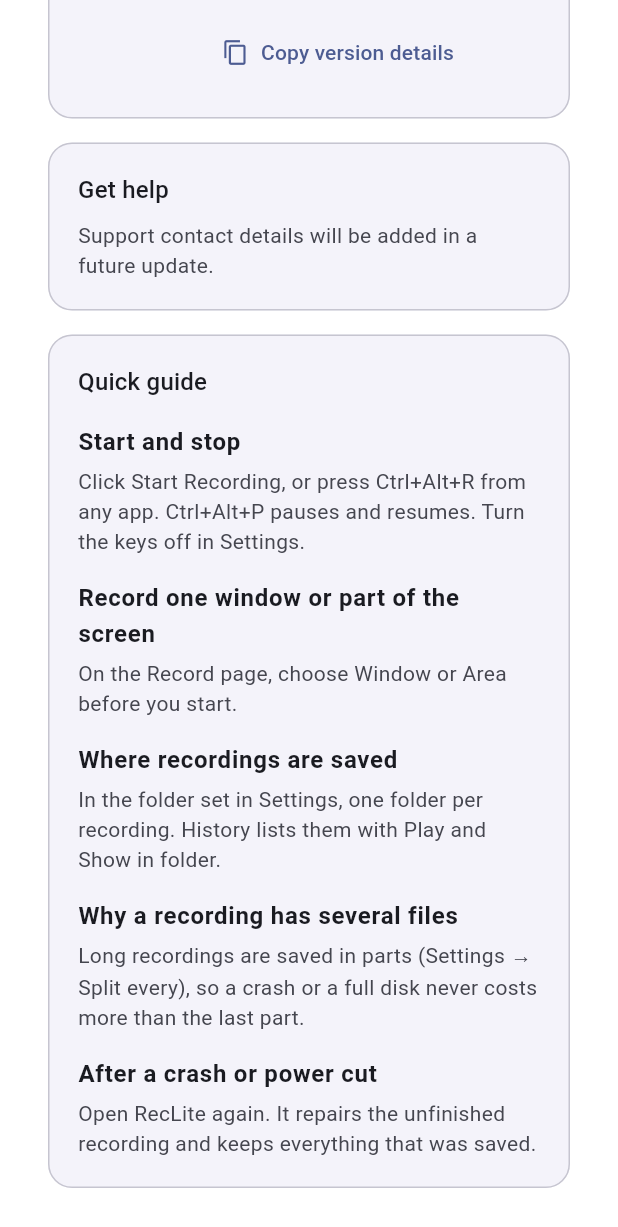
After one commit to manishsubah/sc_recod_dk, a Flutter app: the HelpPage screen opened directly, scrolled down 257 dp, after a tap on "Copy version details", on a phone screen of 412 x 824 dp. The commit adds this screen. Shown: the top 1227 px of the screen. Run offline on Flutter 3.47's test engine with Material 3 defaults, Android fonts, the phone set to English and light mode, and no system bars; our stand-ins replace equatable, flutter_bloc, get_it, shared_preferences; missing offline and left inert: file_selector; accounts and stored records are empty.

Commit message:
Help section with About, licenses and quick guide

```diff
--- a/lib/app/router/app_shell.dart
+++ b/lib/app/router/app_shell.dart
@@ -7,6 +7,8 @@ import 'package:reclite/app/di.dart';
 import 'package:reclite/app/theme/app_tokens.dart';
 import 'package:reclite/features/desktop/domain/entities/tray.dart';
 import 'package:reclite/features/desktop/presentation/bloc/window_mode_cubit.dart';
+import 'package:reclite/features/help/presentation/bloc/help_cubit.dart';
+import 'package:reclite/features/help/presentation/pages/help_page.dart';
 import 'package:reclite/features/history/presentation/bloc/history_cubit.dart';
 import 'package:reclite/features/history/presentation/pages/history_page.dart';
 import 'package:reclite/features/recording/presentation/bloc/audio_cubit.dart';
@@ -31,7 +33,8 @@ enum AppSection {
     Icons.radio_button_checked,
   ),
   history('History', Icons.video_library_outlined, Icons.video_library),
-  settings('Settings', Icons.settings_outlined, Icons.settings);
+  settings('Settings', Icons.settings_outlined, Icons.settings),
+  help('Help', Icons.help_outline, Icons.help);
 
   const AppSection(this.label, this.icon, this.selectedIcon);
 
@@ -72,6 +75,7 @@ class _AppShellState extends State<AppShell> {
         BlocProvider<HistoryCubit>(
           create: (_) => getIt<HistoryCubit>()..load(),
         ),
+        BlocProvider<HelpCubit>(create: (_) => getIt<HelpCubit>()),
         BlocProvider<WindowModeCubit>(
           create: (_) =>
               getIt<WindowModeCubit>()..showTrayStatus(TrayStatus.idle),
@@ -134,6 +138,7 @@ class _AppShellState extends State<AppShell> {
               AppSection.settings => const SettingsPage(
                 extraSections: [ShortcutsCard()],
               ),
+              AppSection.help => const HelpPage(),
             },
           ),
         ],
--- a/lib/app/theme/app_tokens.dart
+++ b/lib/app/theme/app_tokens.dart
@@ -24,6 +24,7 @@ abstract final class AppSize {
   static const double iconDisplay = 48;
 
   static const double logo = 40;
+  static const double aboutIcon = 64;
 
   static const double recordDot = 12;
   static const double meterHeight = 6;
--- /dev/null
+++ b/lib/core/constants/app_info.dart
@@ -0,0 +1,21 @@
+/// Product details shown in Help → About. `version` and `build` must match
+/// pubspec.yaml (a test checks this).
+abstract final class AppInfo {
+  static const String name = 'RecLite';
+  static const String version = '0.1.0';
+  static const int build = 1;
+
+  static const String copyrightHolder = 'RecLite';
+  static const int copyrightYear = 2026;
+
+  static String get copyright =>
+      '© $copyrightYear $copyrightHolder. All rights reserved.';
+
+  /// Fill in to show "Email support" in Help; empty hides it.
+  static const String supportEmail = '';
+
+  /// Fill in (https://…) to show "Visit website" in Help; empty hides it.
+  static const String website = '';
+
+  static const String iconAsset = 'assets/reclite_icon.png';
+}
--- a/lib/core/errors/failures.dart
+++ b/lib/core/errors/failures.dart
@@ -40,6 +40,7 @@ sealed class Failure extends Equatable implements Exception {
           'Recording is not available on this system yet.',
         ),
         'capture_failed' => EngineFailure('Screen capture failed${_detail(e)}'),
+        'invalid_url' => const EngineFailure('This link cannot be opened.'),
         'open_failed' => const StorageFailure(
           'No app on this computer can play this file.',
         ),
--- /dev/null
+++ b/lib/features/help/data/repositories/links_repository_impl.dart
@@ -0,0 +1,33 @@
+import 'dart:io';
+
+import 'package:flutter/services.dart';
+import 'package:reclite/core/errors/failures.dart';
+import 'package:reclite/features/help/domain/repositories/links_repository.dart';
+import 'package:reclite_engine/reclite_engine.dart';
+
+class LinksRepositoryImpl implements LinksRepository {
+  LinksRepositoryImpl(this._engine);
+
+  final RecliteEngine _engine;
+
+  @override
+  Future<void> open(Uri link) async {
+    try {
+      await _engine.openUrl(link.toString());
+    } on PlatformException catch (e) {
+      throw Failure.fromPlatformException(e);
+    }
+  }
+
+  @override
+  String get systemDescription {
+    final os = Platform.isWindows
+        ? 'Windows'
+        : Platform.isMacOS
+        ? 'macOS'
+        : Platform.operatingSystem;
+    final version = Platform.operatingSystemVersion;
+    // "Windows 10 Home" style strings already name the OS.
+    return version.contains(os) ? version : '$os $version';
+  }
+}
--- /dev/null
+++ b/lib/features/help/domain/repositories/links_repository.dart
@@ -0,0 +1,8 @@
+/// Implementations throw a `Failure` (see `core/errors/failures.dart`).
+abstract interface class LinksRepository {
+  /// Opens an https:, http: or mailto: link with the default app.
+  Future<void> open(Uri link);
+
+  /// e.g. "Windows 10.0.26200", for support emails.
+  String get systemDescription;
+}
--- /dev/null
+++ b/lib/features/help/presentation/bloc/help_cubit.dart
@@ -0,0 +1,46 @@
+import 'package:equatable/equatable.dart';
+import 'package:flutter_bloc/flutter_bloc.dart';
+
+import 'package:reclite/core/constants/app_info.dart';
+import 'package:reclite/core/errors/failures.dart';
+import 'package:reclite/features/help/domain/repositories/links_repository.dart';
+
+part 'help_state.dart';
+
+class HelpCubit extends Cubit<HelpState> {
+  HelpCubit(this._links) : super(const HelpState());
+
+  final LinksRepository _links;
+
+  /// "RecLite 0.1.0 (build 1) · Windows 10.0.26200", for support requests.
+  String get versionDetails =>
+      '${AppInfo.name} ${AppInfo.version} (build ${AppInfo.build}) · '
+      '${_links.systemDescription}';
+
+  Future<void> emailSupport() => _open(
+    Uri(
+      scheme: 'mailto',
+      path: AppInfo.supportEmail,
+      query: _query({
+        'subject': '${AppInfo.name} help',
+        'body': '\n\n---\n$versionDetails',
+      }),
+    ),
+  );
+
+  Future<void> openWebsite() => _open(Uri.parse(AppInfo.website));
+
+  Future<void> _open(Uri link) async {
+    try {
+      await _links.open(link);
+    } on Failure catch (e) {
+      emit(HelpState(error: e.message));
+      emit(const HelpState());
+    }
+  }
+
+  // Uri's queryParameters encodes spaces as "+", which mail apps show literally.
+  static String _query(Map<String, String> values) => values.entries
+      .map((e) => '${e.key}=${Uri.encodeComponent(e.value)}')
+      .join('&');
+}
--- /dev/null
+++ b/lib/features/help/presentation/bloc/help_state.dart
@@ -0,0 +1,11 @@
+part of 'help_cubit.dart';
+
+class HelpState extends Equatable {
+  const HelpState({this.error});
+
+  /// Shown once, then cleared by the next state.
+  final String? error;
+
+  @override
+  List<Object?> get props => [error];
+}
--- /dev/null
+++ b/lib/features/help/presentation/pages/help_page.dart
@@ -0,0 +1,233 @@
+import 'dart:io';
+
+import 'package:flutter/material.dart';
+import 'package:flutter/services.dart';
+import 'package:flutter_bloc/flutter_bloc.dart';
+
+import 'package:reclite/app/theme/app_tokens.dart';
+import 'package:reclite/core/constants/app_info.dart';
+import 'package:reclite/core/widgets/page_scaffold.dart';
+import 'package:reclite/features/help/presentation/bloc/help_cubit.dart';
+
+class HelpPage extends StatelessWidget {
+  const HelpPage({super.key});
+
+  @override
+  Widget build(BuildContext context) {
+    return BlocListener<HelpCubit, HelpState>(
+      listenWhen: (_, s) => s.error != null,
+      listener: (context, state) =>
+          ScaffoldMessenger.of(context)
+              .showSnackBar(SnackBar(content: Text(state.error!))),
+      child: const PageScaffold(
+        title: 'Help',
+        child: Column(
+          crossAxisAlignment: CrossAxisAlignment.stretch,
+          children: [
+            _AboutCard(),
+            SizedBox(height: AppSpacing.md),
+            _ContactCard(),
+            SizedBox(height: AppSpacing.md),
+            _GuideCard(),
+          ],
+        ),
+      ),
+    );
+  }
+}
+
+class _AboutCard extends StatelessWidget {
+  const _AboutCard();
+
+  static const _versionLine =
+      'Version ${AppInfo.version} (build ${AppInfo.build})';
+
+  @override
+  Widget build(BuildContext context) {
+    final theme = Theme.of(context);
+    final muted = theme.textTheme.bodyMedium?.copyWith(
+      color: theme.colorScheme.onSurfaceVariant,
+    );
+    return Card(
+      child: Padding(
+        padding: const EdgeInsets.all(AppSpacing.lg),
+        child: Row(
+          crossAxisAlignment: CrossAxisAlignment.start,
+          children: [
+            Image.asset(
+              AppInfo.iconAsset,
+              width: AppSize.aboutIcon,
+              height: AppSize.aboutIcon,
+            ),
+            const SizedBox(width: AppSpacing.lg),
+            Expanded(
+              child: Column(
+                crossAxisAlignment: CrossAxisAlignment.start,
+                children: [
+                  Text(AppInfo.name, style: theme.textTheme.headlineSmall),
+                  Text(_versionLine, style: muted),
+                  const SizedBox(height: AppSpacing.xs),
+                  Text(AppInfo.copyright, style: muted),
+                  const SizedBox(height: AppSpacing.md),
+                  Wrap(
+                    spacing: AppSpacing.sm,
+                    runSpacing: AppSpacing.xs,
+                    children: [
+                      OutlinedButton(
+                        onPressed: () => showLicensePage(
+                          context: context,
+                          applicationName: AppInfo.name,
+                          applicationVersion: _versionLine,
+                          applicationIcon: Padding(
+                            padding: const EdgeInsets.all(AppSpacing.sm),
+                            child: Image.asset(
+                              AppInfo.iconAsset,
+                              width: AppSize.aboutIcon,
+                              height: AppSize.aboutIcon,
+                            ),
+                          ),
+                          applicationLegalese: AppInfo.copyright,
+                        ),
+                        child: const Text('Open-source licenses'),
+                      ),
+                      TextButton.icon(
+                        onPressed: () => _copyDetails(context),
+                        icon: const Icon(Icons.copy_outlined),
+                        label: const Text('Copy version details'),
+                      ),
+                    ],
+                  ),
+                ],
+              ),
+            ),
+          ],
+        ),
+      ),
+    );
+  }
+
+  Future<void> _copyDetails(BuildContext context) async {
+    final details = context.read<HelpCubit>().versionDetails;
+    await Clipboard.setData(ClipboardData(text: details));
+    if (!context.mounted) return;
+    ScaffoldMessenger.of(context)
+        .showSnackBar(SnackBar(content: Text('Copied: $details')));
+  }
+}
+
+class _ContactCard extends StatelessWidget {
+  const _ContactCard();
+
+  @override
+  Widget build(BuildContext context) {
+    final theme = Theme.of(context);
+    final cubit = context.read<HelpCubit>();
+    final hasEmail = AppInfo.supportEmail.isNotEmpty;
+    final hasWebsite = AppInfo.website.isNotEmpty;
+
+    return Card(
+      child: Padding(
+        padding: const EdgeInsets.all(AppSpacing.lg),
+        child: Column(
+          crossAxisAlignment: CrossAxisAlignment.start,
+          children: [
+            Text('Get help', style: theme.textTheme.titleMedium),
+            const SizedBox(height: AppSpacing.xs),
+            if (!hasEmail && !hasWebsite)
+              Text(
+                'Support contact details will be added in a future update.',
+                style: theme.textTheme.bodyMedium?.copyWith(
+                  color: theme.colorScheme.onSurfaceVariant,
+                ),
+              )
+            else
+              Wrap(
+                spacing: AppSpacing.sm,
+                runSpacing: AppSpacing.xs,
+                children: [
+                  if (hasEmail)
+                    FilledButton.tonalIcon(
+                      onPressed: cubit.emailSupport,
+                      icon: const Icon(Icons.mail_outline),
+                      label: const Text('Email support'),
+                    ),
+                  if (hasWebsite)
+                    OutlinedButton.icon(
+                      onPressed: cubit.openWebsite,
+                      icon: const Icon(Icons.open_in_new),
+                      label: const Text('Visit website'),
+                    ),
+                ],
+              ),
+          ],
+        ),
+      ),
+    );
+  }
+}
+
+class _GuideCard extends StatelessWidget {
+  const _GuideCard();
+
+  static String get _startStop => Platform.isMacOS ? '⌃⌥R' : 'Ctrl+Alt+R';
+  static String get _pause => Platform.isMacOS ? '⌃⌥P' : 'Ctrl+Alt+P';
+
+  @override
+  Widget build(BuildContext context) {
+    final theme = Theme.of(context);
+    final entries = [
+      (
+        'Start and stop',
+        'Click Start Recording, or press $_startStop from any app. '
+            '$_pause pauses and resumes. Turn the keys off in Settings.',
+      ),
+      (
+        'Record one window or part of the screen',
+        'On the Record page, choose Window or Area before you start.',
+      ),
+      (
+        'Where recordings are saved',
+        'In the folder set in Settings, one folder per recording. '
+            'History lists them with Play and Show in folder.',
+      ),
+      (
+        'Why a recording has several files',
+        'Long recordings are saved in parts (Settings → Split every), so a '
+            'crash or a full disk never costs more than the last part.',
+      ),
+      (
+        'After a crash or power cut',
+        'Open RecLite again. It repairs the unfinished recording and keeps '
+            'everything that was saved.',
+      ),
+    ];
+
+    return Card(
+      child: Padding(
+        padding: const EdgeInsets.all(AppSpacing.lg),
+        child: Column(
+          crossAxisAlignment: CrossAxisAlignment.start,
+          children: [
+            Text('Quick guide', style: theme.textTheme.titleMedium),
+            for (final (question, answer) in entries) ...[
+              const SizedBox(height: AppSpacing.md),
+              Text(
+                question,
+                style: theme.textTheme.bodyLarge?.copyWith(
+                  fontWeight: FontWeight.w600,
+                ),
+              ),
+              const SizedBox(height: AppSpacing.xxs),
+              Text(
+                answer,
+                style: theme.textTheme.bodyMedium?.copyWith(
+                  color: theme.colorScheme.onSurfaceVariant,
+                ),
+              ),
+            ],
+          ],
+        ),
+      ),
+    );
+  }
+}
--- a/packages/reclite_engine/lib/reclite_engine.dart
+++ b/packages/reclite_engine/lib/reclite_engine.dart
@@ -96,6 +96,9 @@ class RecliteEngine {
 
   Future<void> openPath(String path) => _api.openPath(path);
 
+  /// https:, http: or mailto: only.
+  Future<void> openUrl(String url) => _api.openUrl(url);
+
   /// Recycle Bin on Windows, Trash on macOS; the user can restore it.
   Future<void> moveToTrash(String path) => _api.moveToTrash(path);
 
--- a/packages/reclite_engine/pigeons/engine_api.dart
+++ b/packages/reclite_engine/pigeons/engine_api.dart
@@ -311,6 +311,9 @@ abstract class EngineHostApi {
   /// Moves a file or folder to the Recycle Bin / Trash, so it can be restored.
   void moveToTrash(String path);
 
+  /// Opens an https:, http: or mailto: link in the default browser / mail app.
+  void openUrl(String url);
+
   /// Replaces all system-wide shortcuts; an empty list turns them off. Returns
   /// the indexes of shortcuts that another app already uses.
   List<int> setGlobalShortcuts(List<EngineShortcut> shortcuts);
--- a/pubspec.yaml
+++ b/pubspec.yaml
@@ -32,5 +32,6 @@ flutter:
   uses-material-design: true
 
   assets:
+    - assets/reclite_icon.png
     - assets/reelyte_icon.jpg
     - assets/reelyte_icon.svg
```
Also changed, not shown: lib/app/di.dart (+7 -0 lines), assets/reclite_icon.png (added), packages/reclite_engine/lib/src/messages.g.dart, 9 other files.
